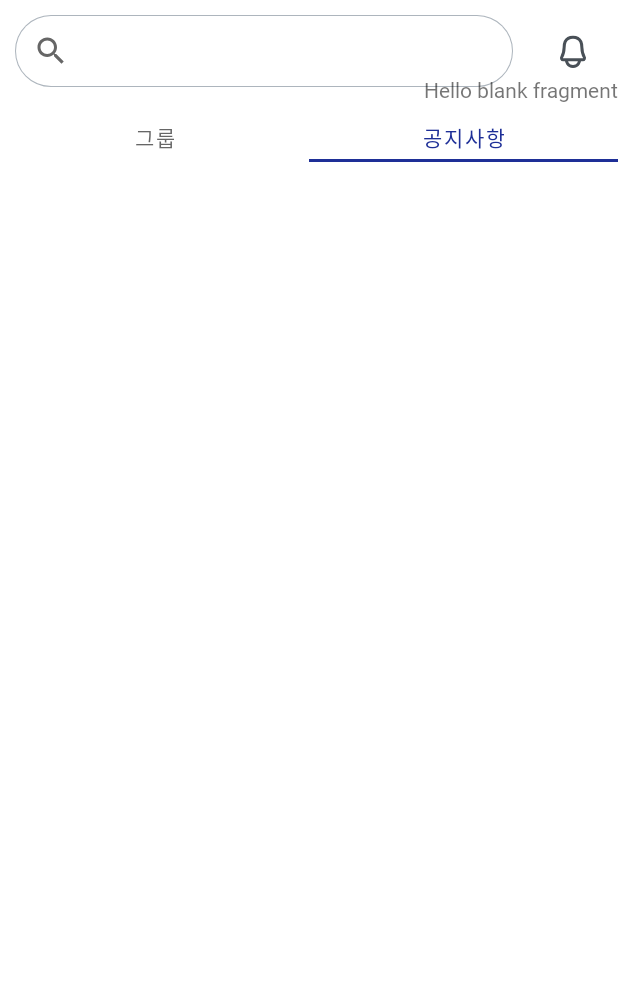
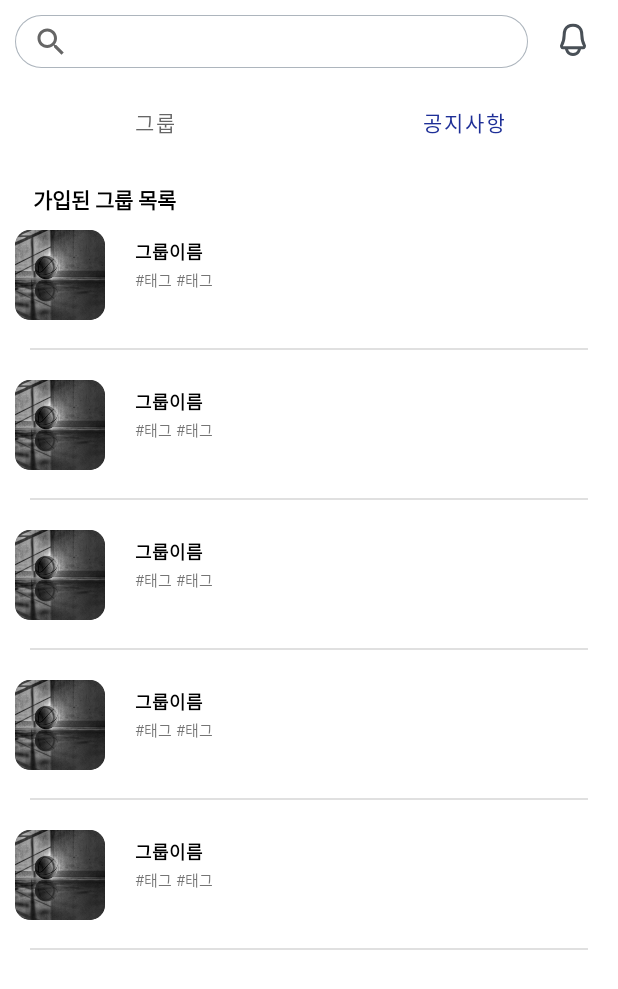
Before and after one commit to paranArena/RTU-Android-App, an Android app: the fragment GroupFragment shown on its own in the app's theme, tab 2 chosen, on a phone screen of 412 x 824 dp. Shown: the top 989 px of the screen. Run offline under Robolectric (Android 15) with nearby library versions, the phone set to English and light mode, and no system bars; network calls fail; pictures from the network do not load.

```diff
--- a/app/build.gradle
+++ b/app/build.gradle
@@ -1,6 +1,7 @@
 plugins {
     id 'com.android.application'
-    id 'kotlin-android'
+    id 'org.jetbrains.kotlin.android'
+    id 'kotlin-android-extensions'
 }
 apply plugin : 'kotlin-kapt'
 android {
--- a/app/src/main/java/com/rtu/grouptap/NoticeFragment.kt
+++ b/app/src/main/java/com/rtu/grouptap/NoticeFragment.kt
@@ -5,56 +5,47 @@ import androidx.fragment.app.Fragment
 import android.view.LayoutInflater
 import android.view.View
 import android.view.ViewGroup
-import com.rtu.R
+import com.rtu.adapter.GroupViewAdapter
+import com.rtu.databinding.FragmentNoticeBinding
+import com.rtu.model.GroupModel
 
-// TODO: Rename parameter arguments, choose names that match
-// the fragment initialization parameters, e.g. ARG_ITEM_NUMBER
-private const val ARG_PARAM1 = "param1"
-private const val ARG_PARAM2 = "param2"
+class NoticeFragment : Fragment() {
 
-/**
- * A simple [Fragment] subclass.
- * Use the [NoticeFragment.newInstance] factory method to
- * create an instance of this fragment.
- */
-class NoticeFragment : Fragment() {
-    // TODO: Rename and change types of parameters
-    private var param1: String? = null
-    private var param2: String? = null
+    private var _binding: FragmentNoticeBinding?=null
 
-    override fun onCreate(savedInstanceState: Bundle?) {
-        super.onCreate(savedInstanceState)
-        arguments?.let {
-            param1 = it.getString(ARG_PARAM1)
-            param2 = it.getString(ARG_PARAM2)
-        }
-    }
+    private val binding get() = _binding!!
+
+    lateinit var groupViewAdapter: GroupViewAdapter
+    val data = mutableListOf<GroupModel>()
 
     override fun onCreateView(
         inflater: LayoutInflater, container: ViewGroup?,
         savedInstanceState: Bundle?
     ): View? {
-        // Inflate the layout for this fragment
-        return inflater.inflate(R.layout.fragment_notice, container, false)
+        _binding = FragmentNoticeBinding.inflate(inflater, container, false)
+
+        initRecycler()
+
+        return binding.root
     }
 
-    companion object {
-        /**
-         * Use this factory method to create a new instance of
-         * this fragment using the provided parameters.
-         *
-         * @param param1 Parameter 1.
-         * @param param2 Parameter 2.
-         * @return A new instance of fragment NoticeFragment.
-         */
-        // TODO: Rename and change types and number of parameters
-        @JvmStatic
-        fun newInstance(param1: String, param2: String) =
-            NoticeFragment().apply {
-                arguments = Bundle().apply {
-                    putString(ARG_PARAM1, param1)
-                    putString(ARG_PARAM2, param2)
-                }
-            }
+    private fun initRecycler(){
+
+        groupViewAdapter = GroupViewAdapter(data)
+        binding.rvList.adapter = groupViewAdapter
+
+
+        data.apply {
+            add(GroupModel(name = "그룹이름", introduction = "#태그 #태그"))
+            add(GroupModel(name = "그룹이름", introduction = "#태그 #태그"))
+            add(GroupModel(name = "그룹이름", introduction = "#태그 #태그"))
+            add(GroupModel(name = "그룹이름", introduction = "#태그 #태그"))
+            add(GroupModel(name = "그룹이름", introduction = "#태그 #태그"))
+
+            groupViewAdapter.groupList = data
+            groupViewAdapter.notifyDataSetChanged()
+
+        }
+
     }
 }
--- a/app/src/main/java/com/rtu/retrofit/RetrofitBuilder.kt
+++ b/app/src/main/java/com/rtu/retrofit/RetrofitBuilder.kt
@@ -7,7 +7,7 @@ import retrofit2.converter.gson.GsonConverterFactory
 
 object RetrofitBuilder {
     var api: API
-    private const val BASE_URL="https://rtu-rent-server-uwdjr.run.goorm.io"
+    private const val BASE_URL="http://ec2-13-125-234-225.ap-northeast-2.compute.amazonaws.com:8080"
 
     init {
         val gson= GsonBuilder()
--- a/app/src/main/res/layout/activity_main.xml
+++ b/app/src/main/res/layout/activity_main.xml
@@ -117,7 +117,7 @@
         android:layout_width="82dp"
         android:layout_height="82dp"
         android:background="@color/white"
-        android:layout_marginTop="20dp"
+        android:layout_marginTop="30dp"
         android:src="@drawable/ic_arrow"
         app:layout_constraintLeft_toLeftOf="parent"
         app:layout_constraintRight_toRightOf="parent"
--- a/app/src/main/res/layout/fragment_group.xml
+++ b/app/src/main/res/layout/fragment_group.xml
@@ -8,20 +8,20 @@
 
     <androidx.appcompat.widget.SearchView
         android:layout_width="match_parent"
-        android:layout_height="wrap_content"
+        android:layout_height="35dp"
         android:layout_marginLeft="10dp"
         android:background="@drawable/solid_button"
         android:layout_marginTop="10dp"
-        android:layout_marginRight="70dp"
+        android:layout_marginRight="60dp"
         app:defaultQueryHint="I'll Ren 2 U!">
     </androidx.appcompat.widget.SearchView>
 
     <ImageButton
-        android:layout_width="40dp"
-        android:layout_height="40dp"
+        android:layout_width="30dp"
+        android:layout_height="30dp"
         android:layout_gravity="end"
-        android:layout_marginTop="15dp"
-        android:layout_marginRight="10dp"
+        android:layout_marginTop="12dp"
+        android:layout_marginRight="15dp"
         android:src="@drawable/ic_bell"
         android:background="@color/white">
 
@@ -31,10 +31,12 @@
         android:id="@+id/tabLayout"
         android:layout_width="match_parent"
         android:layout_height="wrap_content"
-        android:layout_marginTop="60dp"
+        android:layout_marginTop="50dp"
         android:background="@color/white"
-        app:tabIndicatorAnimationMode="elastic"
+        app:tabIndicatorAnimationMode="fade"
         app:tabMode="fixed"
+        app:tabRippleColor="@android:color/transparent"
+        app:tabIndicatorColor="@color/white"
         app:tabPaddingTop="15dp">
         <com.google.android.material.tabs.TabItem
             android:layout_width="wrap_content"
--- a/app/src/main/res/layout/fragment_notice.xml
+++ b/app/src/main/res/layout/fragment_notice.xml
@@ -1,14 +1,33 @@
 <?xml version="1.0" encoding="utf-8"?>
 <FrameLayout xmlns:android="http://schemas.android.com/apk/res/android"
     xmlns:tools="http://schemas.android.com/tools"
+    xmlns:app="http://schemas.android.com/apk/res-auto"
     android:layout_width="match_parent"
     android:layout_height="match_parent"
     tools:context=".grouptap.NoticeFragment">
 
-    <TextView
-        android:layout_width="wrap_content"
+    <LinearLayout
+        android:layout_width="match_parent"
         android:layout_height="match_parent"
-        android:layout_gravity="end"
-        android:text="@string/hello_blank_fragment" />
+        android:orientation="vertical">
 
+
+        <TextView
+            android:layout_width="wrap_content"
+            android:layout_height="wrap_content"
+            android:text="가입된 그룹 목록"
+            android:textColor="@color/black"
+            android:textStyle="bold"
+            android:layout_marginTop="72dp"
+            android:layout_marginLeft="22dp">
+
+        </TextView>
+
+        <androidx.recyclerview.widget.RecyclerView
+            android:id="@+id/rv_list"
+            android:layout_width="match_parent"
+            android:layout_height="match_parent"
+            app:layoutManager="androidx.recyclerview.widget.LinearLayoutManager"
+            tools:listitem="@layout/group_list"/>
+    </LinearLayout>
 </FrameLayout>
--- a/app/src/main/res/layout/group_list.xml
+++ b/app/src/main/res/layout/group_list.xml
@@ -24,6 +24,7 @@
         android:layout_width="match_parent"
         android:layout_height="wrap_content"
         android:layout_marginStart="80dp"
+        android:layout_marginTop="5dp"
         android:text="그룹이름"
         android:textColor="@color/black"
         android:textSize="12dp"
@@ -38,8 +39,9 @@
         android:layout_marginStart="80dp"
         android:textSize="10dp"
         android:text="#tag #태그"
+        android:layout_marginTop="25dp"
         app:layout_constraintStart_toStartOf="parent"
-        app:layout_constraintTop_toBottomOf="@+id/iv_name" />
+        app:layout_constraintTop_toTopOf="parent" />
 
     <View
         android:id="@+id/view"
--- a/app/src/main/res/menu/menu_bottom_nav.xml
+++ b/app/src/main/res/menu/menu_bottom_nav.xml
@@ -7,10 +7,10 @@
     <item android:id="@+id/nav_group"
         android:title="그룹"
         android:icon="@drawable/ic_group" />
+    <item android:id="@+id/nav_rent"
+        android:title="대여"
+        android:icon="@drawable/ic_rent" />
     <item android:id="@+id/nav_mypage"
         android:title="마이페이지"
         android:icon="@drawable/ic_my_page" />
-    <item android:id="@+id/nav_rent"
-        android:title="대여"
-        android:icon="@drawable/ic_rent" />
 </menu>
```
Also changed, not shown: app/src/main/java/com/rtu/MainActivity.kt (+15 -1 lines), app/src/main/java/com/rtu/model/AuthModel.kt (+21 -9 lines), app/src/main/java/com/rtu/retrofit/AuthIntercepter.kt (+23 -0 lines), app/src/main/res/layout/activity_add_group.xml (+13 -1 lines).
